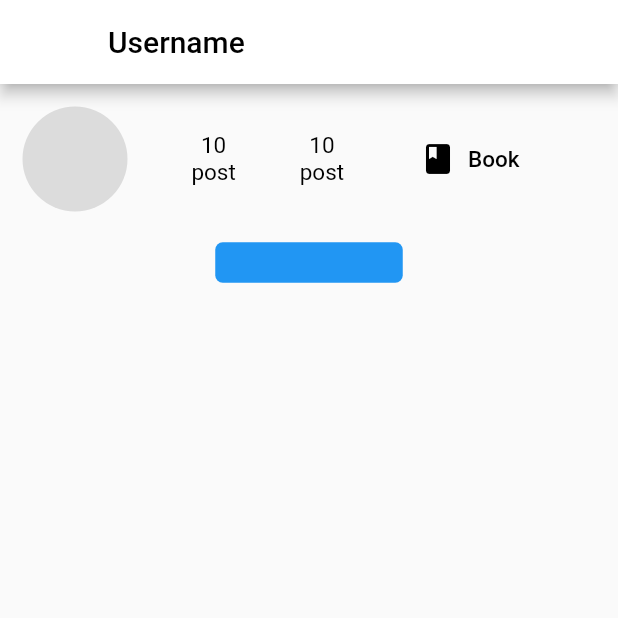
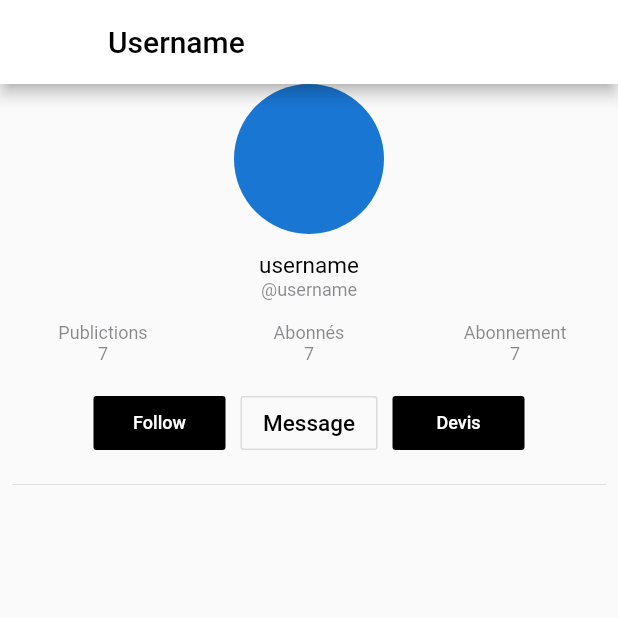
Before and after one commit to etiamayedze/master_project, a Flutter app: the UserProfile screen opened directly, on a phone screen of 412 x 824 dp, the top half of it. Run offline on Flutter 3.47's test engine with Material 2 defaults, Android fonts, the phone set to English and light mode, and no system bars; our stand-ins replace cloud_firestore, firebase_auth, firebase_core, firebase_storage, flutter_svg, fluttertoast and 5 more; accounts and stored records are empty; project files that could hold a hidden picture were left out.

Commit message:
:lipstick: :construction: retravailler page profil

```diff
--- a/lib/screens/profile/user_profile.dart
+++ b/lib/screens/profile/user_profile.dart
@@ -2,6 +2,8 @@ import 'package:flutter/cupertino.dart';
 import 'package:flutter/material.dart';
 import 'package:google_fonts/google_fonts.dart';
 import 'package:lottie/lottie.dart';
+
+import '../../widgets/user_profile_stat.dart';
 
 class UserProfile extends StatefulWidget {
   const UserProfile({Key? key}) : super(key: key);
@@ -23,72 +25,111 @@ class _UserProfileState extends State<UserProfile> {
               )),
           backgroundColor: Colors.white,
         ),
-      body: ListView(
-        children: [
-          Padding(
-            padding: const EdgeInsets.all(15),
+        body: Center(
           child: Column(
-              children: [
-                Row(
+            mainAxisAlignment: MainAxisAlignment.center,
+            crossAxisAlignment: CrossAxisAlignment.center,
             children: [
               CircleAvatar(
-                      radius: 35,
-                      backgroundColor: Colors.black12,
+                radius: 50,
               ),
-                    Expanded(
-                      flex: 1,
-                      child: Row(
-                        mainAxisAlignment: MainAxisAlignment.spaceEvenly,
-                        mainAxisSize: MainAxisSize.min,
-                        children: [
-                          customedColumn("post", 10),
-                          customedColumn("post", 10),
-                          TextButton.icon(
-                              label: Text(
-                                'Book',
+              SizedBox(
+                height: 12.0,
+              ),
+              Text(
+                "username",
                 style: GoogleFonts.mochiyPopOne(
                   color: CupertinoColors.black,
                   fontSize: 15,
                 ),
               ),
-                              icon: Icon(Icons.book,
-                              color: Colors.black,),
-                              onPressed: () {
-                                print('Pressed');
-                              })
+              Text(
+                "@username",
+                style: GoogleFonts.mochiyPopOne(
+                  color: CupertinoColors.secondaryLabel,
+                  fontSize: 12,
+                ),
+              ),
+              SizedBox(
+                height: 15.0,
+              ),
+              Row(
+                mainAxisAlignment: MainAxisAlignment.center,
+                crossAxisAlignment: CrossAxisAlignment.center,
+                children: [
+                  userProfileStat("Publictions", "7"),
+                  userProfileStat("Abonnés", "7"),
+                  userProfileStat("Abonnement", "7"),
                 ],
               ),
+              SizedBox(
+                height: 15.0,
+              ),
+              Row(
+                mainAxisAlignment: MainAxisAlignment.center,
+                children: [
+                  FlatButton(
+                    onPressed: () {},
+                    color: Colors.black,
+                    child: Text(
+                      "Follow",
+                      style: GoogleFonts.mochiyPopOne(
+                        color: CupertinoColors.white,
+                        fontSize: 12,
+                      ),
+                    ),
+                    padding:
+                        EdgeInsets.symmetric(horizontal: 15.0, vertical: 8.0),
+                  ),
+                  SizedBox(
+                    width: 10.0,
+                  ),
+                  OutlineButton(
+                    onPressed: () {},
+                    color: Colors.white38,
+                    child: Text(
+                      "Message",
+                      style: GoogleFonts.mochiyPopOne(
+                        color: CupertinoColors.black,
+                        fontSize: 15,
+                      ),
+                    ),
+                    padding: EdgeInsets.symmetric(
+                      horizontal: 15.0,
+                      vertical: 8.0,
+                    ),
+                  ),
+                  SizedBox(
+                    width: 10.0,
+                  ),
+                  FlatButton(
+                    onPressed: () {},
+                    color: Colors.black,
+                    child: Text(
+                      "Devis",
+                      style: GoogleFonts.mochiyPopOne(
+                        color: CupertinoColors.white,
+                        fontSize: 12,
+                      ),
+                    ),
+                    padding:
+                        EdgeInsets.symmetric(horizontal: 15.0, vertical: 8.0),
                   ),
                 ],
               ),
-                Row(
-                  mainAxisAlignment: MainAxisAlignment.spaceEvenly,
-                  children: [
-                    Container(
-                      padding: const EdgeInsets.only(top: 10),
-                      child: TextButton(
-                        child: Container(
-                          decoration: BoxDecoration(
-                            borderRadius: BorderRadius.circular(5),
-                            color: Colors.blue,
-
+              Padding(
+                padding: const EdgeInsets.all(8.0),
+                child: Divider(
+                  height: 18.0,
+                  thickness: 0.6,
                 ),
-                          alignment: Alignment.center,
-                          child: Text('ok'),
-                          height: 27,
-                          width: 125,
               ),
-                        onPressed: (){},
-                      ),
+              Expanded(
+                child: Container(),
               ),
             ],
           ),
-              ],
-            ),
-          ),
-        ],
-      ),
-    );
+        ));
   }
 
   Column customedColumn(String label, [int? num]) {
--- /dev/null
+++ b/lib/widgets/user_profile_stat.dart
@@ -0,0 +1,26 @@
+import 'package:flutter/cupertino.dart';
+import 'package:flutter/material.dart';
+import 'package:google_fonts/google_fonts.dart';
+
+Widget userProfileStat(String label1, String label2) {
+  return Expanded(
+    child: Column(
+      children: [
+        Text(
+          label1,
+          style: GoogleFonts.mochiyPopOne(
+            color: CupertinoColors.secondaryLabel,
+            fontSize: 12,
+          ),
+        ),
+        Text(
+          label2,
+          style: GoogleFonts.mochiyPopOne(
+            color: CupertinoColors.secondaryLabel,
+            fontSize: 12,
+          ),
+        ),
+      ],
+    ),
+  );
+}
```
Lines whose indentation alone changed are shown as unchanged.
